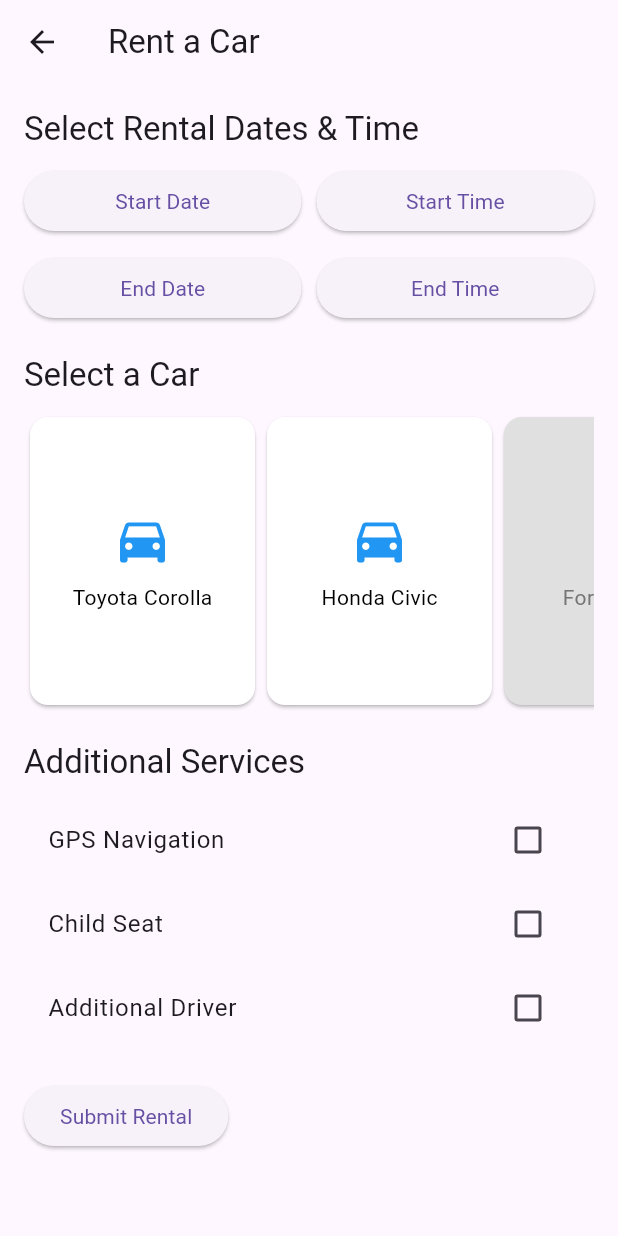
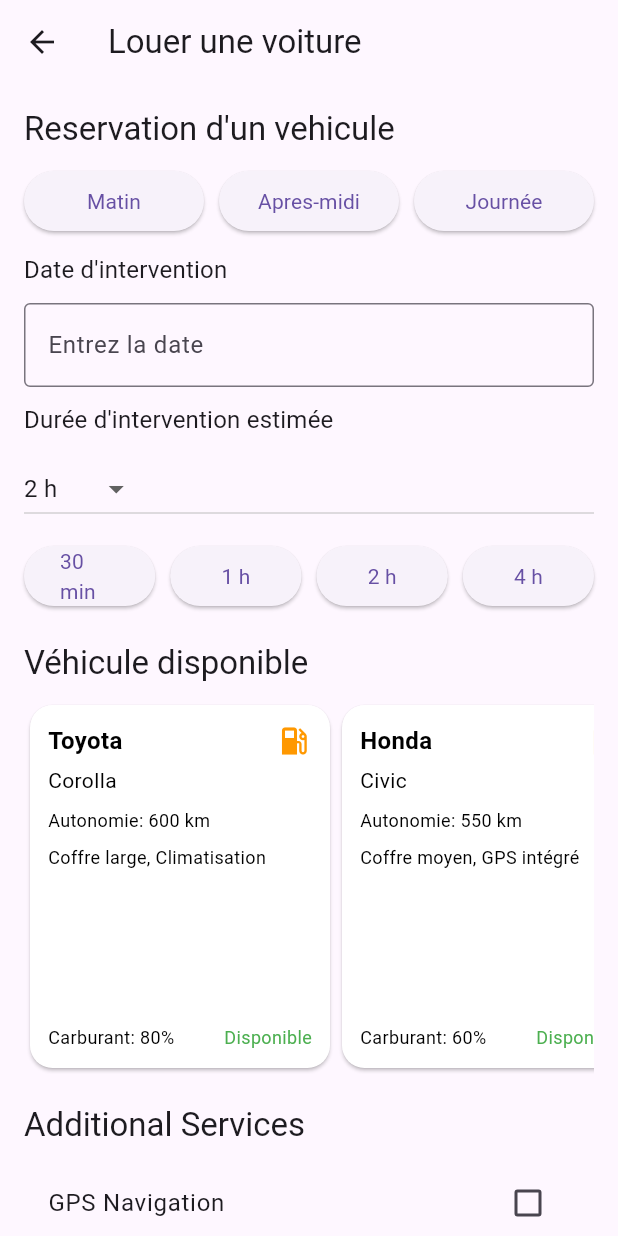
Before and after one commit to DonatFortini/Defi-EDF, a Flutter app: the RentalContent screen opened directly, on a phone screen of 412 x 824 dp. Run offline on Flutter 3.47's test engine with Material 3 defaults, Android fonts, the phone set to English and light mode, and no system bars; network calls fail.

Commit message:
Ajout de nouvelles fonctionnalités pour la sélection de voitures, y compris des détails améliorés sur les véhicules, mise à jour de l'interface utilisateur et ajout de méthodes pour gérer les intervalles de temps et les dates d'intervention.

```diff
--- a/frontend/mobile/lib/core/providers/rental_provider.dart
+++ b/frontend/mobile/lib/core/providers/rental_provider.dart
@@ -14,6 +14,8 @@
   TimeOfDay? get endTime => _endTime;
   String? get selectedCar => _selectedCar;
   List<String> get additionalServices => _additionalServices;
+
+  get interventionDuration => null;
 
   void setStartDate(DateTime date) {
     _startDate = date;
@@ -58,4 +60,10 @@
     _additionalServices = [];
     notifyListeners();
   }
+
+  void setTimeSlot(String s) {}
+
+  void setInterventionDate(String value) {}
+
+  void setInterventionDuration(String s) {}
 }
--- a/frontend/mobile/lib/layout/rental_content.dart
+++ b/frontend/mobile/lib/layout/rental_content.dart
@@ -13,7 +13,7 @@
     final rentalProvider = Provider.of<RentalProvider>(context);
 
     return Scaffold(
-      appBar: AppBar(title: const Text('Rent a Car')),
+      appBar: AppBar(title: const Text('Louer une voiture')),
       body: SingleChildScrollView(
         padding: const EdgeInsets.all(16.0),
         child: Column(
@@ -21,7 +21,10 @@
           children: [
             const RentalCalendarPicker(),
             const SizedBox(height: 20),
-            Text('Select a Car', style: Theme.of(context).textTheme.titleLarge),
+            Text(
+              'Véhicule disponible',
+              style: Theme.of(context).textTheme.titleLarge,
+            ),
             const SizedBox(height: 10),
             const RentalCarSelection(),
             const SizedBox(height: 20),
--- a/frontend/mobile/lib/widgets/rental/calendar_picker.dart
+++ b/frontend/mobile/lib/widgets/rental/calendar_picker.dart
@@ -13,7 +13,7 @@
       crossAxisAlignment: CrossAxisAlignment.start,
       children: [
         Text(
-          'Select Rental Dates & Time',
+          "Reservation d'un vehicule",
           style: Theme.of(context).textTheme.titleLarge,
         ),
         const SizedBox(height: 10),
@@ -21,87 +21,116 @@
           children: [
             Expanded(
               child: ElevatedButton(
-                onPressed: () async {
-                  final pickedDate = await showDatePicker(
-                    context: context,
-                    initialDate: rentalProvider.startDate ?? DateTime.now(),
-                    firstDate: DateTime.now(),
-                    lastDate: DateTime.now().add(const Duration(days: 365)),
-                  );
-                  if (pickedDate != null) {
-                    rentalProvider.setStartDate(pickedDate);
-                  }
+                onPressed: () {
+                  rentalProvider.setTimeSlot('Matin');
                 },
-                child: Text(
-                  rentalProvider.startDate != null
-                      ? '${rentalProvider.startDate!.toLocal()}'.split(' ')[0]
-                      : 'Start Date',
-                ),
+                child: const Text('Matin'),
               ),
             ),
             const SizedBox(width: 10),
             Expanded(
               child: ElevatedButton(
-                onPressed: () async {
-                  final pickedTime = await showTimePicker(
-                    context: context,
-                    initialTime: TimeOfDay.now(),
-                  );
-                  if (pickedTime != null) {
-                    rentalProvider.setStartTime(pickedTime);
-                  }
+                onPressed: () {
+                  rentalProvider.setTimeSlot('Apres-midi');
                 },
-                child: Text(
-                  rentalProvider.startTime != null
-                      ? rentalProvider.startTime!.format(context)
-                      : 'Start Time',
-                ),
+                child: const Text('Apres-midi'),
+              ),
+            ),
+            const SizedBox(width: 10),
+            Expanded(
+              child: ElevatedButton(
+                onPressed: () {
+                  rentalProvider.setTimeSlot('Journée');
+                },
+                child: const Text('Journée'),
               ),
             ),
           ],
+        ),
+        const SizedBox(height: 10),
+        Text(
+          "Date d'intervention",
+          style: Theme.of(context).textTheme.titleMedium,
+        ),
+        const SizedBox(height: 10),
+        TextField(
+          decoration: InputDecoration(
+            border: OutlineInputBorder(),
+            labelText: 'Entrez la date',
+            hintText: 'JJ/MM/AAAA',
+          ),
+          keyboardType: TextInputType.datetime,
+          onChanged: (value) {
+            rentalProvider.setInterventionDate(value);
+          },
+        ),
+        const SizedBox(height: 10),
+        Text(
+          "Durée d'intervention estimée",
+          style: Theme.of(context).textTheme.titleMedium,
+        ),
+        const SizedBox(height: 10),
+        SizedBox(
+          width: double.infinity,
+          child: DropdownButton<String>(
+            value: rentalProvider.interventionDuration ?? '2 h',
+            onChanged: (String? newValue) {
+              rentalProvider.setInterventionDuration(newValue!);
+            },
+            items:
+                <String>[
+                  '30 min',
+                  '1 h',
+                  '2 h',
+                  '3 h',
+                  '4 h',
+                  '5 h',
+                  '6 h',
+                  '7 h',
+                ].map<DropdownMenuItem<String>>((String value) {
+                  return DropdownMenuItem<String>(
+                    value: value,
+                    child: Text(value),
+                  );
+                }).toList(),
+          ),
         ),
         const SizedBox(height: 10),
         Row(
           children: [
             Expanded(
               child: ElevatedButton(
-                onPressed: () async {
-                  final pickedDate = await showDatePicker(
-                    context: context,
-                    initialDate:
-                        rentalProvider.endDate ??
-                        DateTime.now().add(const Duration(days: 1)),
-                    firstDate: rentalProvider.startDate ?? DateTime.now(),
-                    lastDate: DateTime.now().add(const Duration(days: 365)),
-                  );
-                  if (pickedDate != null) {
-                    rentalProvider.setEndDate(pickedDate);
-                  }
+                onPressed: () {
+                  rentalProvider.setInterventionDuration('30 min');
                 },
-                child: Text(
-                  rentalProvider.endDate != null
-                      ? '${rentalProvider.endDate!.toLocal()}'.split(' ')[0]
-                      : 'End Date',
-                ),
+                child: const Text('30 min'),
               ),
             ),
             const SizedBox(width: 10),
             Expanded(
               child: ElevatedButton(
-                onPressed: () async {
-                  final pickedTime = await showTimePicker(
-                    context: context,
-                    initialTime: TimeOfDay.now(),
-                  );
-                  if (pickedTime != null) {
-                    rentalProvider.setEndTime(pickedTime);
-                  }
+                onPressed: () {
+                  rentalProvider.setInterventionDuration('1 h');
                 },
-                child: Text(
-                  rentalProvider.endTime != null
-                      ? rentalProvider.endTime!.format(context)
-                      : 'End Time',
-                ),
+                child: const Text('1 h'),
+              ),
+            ),
+            const SizedBox(width: 10),
+            Expanded(
+              child: ElevatedButton(
+                onPressed: () {
+                  rentalProvider.setInterventionDuration('2 h');
+                },
+                child: const Text('2 h'),
+              ),
+            ),
+            const SizedBox(width: 10),
+            Expanded(
+              child: ElevatedButton(
+                onPressed: () {
+                  rentalProvider.setInterventionDuration('4 h');
+                },
+                child: const Text('4 h'),
               ),
             ),
           ],
--- a/frontend/mobile/lib/widgets/rental/car_selection.dart
+++ b/frontend/mobile/lib/widgets/rental/car_selection.dart
@@ -10,14 +10,46 @@
     final rentalProvider = Provider.of<RentalProvider>(context);
 
     final cars = [
-      {'name': 'Toyota Corolla', 'available': true},
-      {'name': 'Honda Civic', 'available': true},
-      {'name': 'Ford Focus', 'available': false},
-      {'name': 'Volkswagen Golf', 'available': true},
+      {
+        'brand': 'Toyota',
+        'model': 'Corolla',
+        'range': 600,
+        'details': 'Coffre large, Climatisation',
+        'isElectric': false,
+        'fuelLevel': 80,
+        'available': true,
+      },
+      {
+        'brand': 'Honda',
+        'model': 'Civic',
+        'range': 550,
+        'details': 'Coffre moyen, GPS intégré',
+        'isElectric': false,
+        'fuelLevel': 60,
+        'available': true,
+      },
+      {
+        'brand': 'Ford',
+        'model': 'Focus',
+        'range': 0,
+        'details': 'Coffre petit, Bluetooth',
+        'isElectric': true,
+        'batteryLevel': 50,
+        'available': false,
+      },
+      {
+        'brand': 'Volkswagen',
+        'model': 'Golf',
+        'range': 700,
+        'details': 'Coffre large, Sièges chauffants',
+        'isElectric': false,
+        'fuelLevel': 90,
+        'available': true,
+      },
     ];
 
     return SizedBox(
-      height: 200,
+      height: 250,
       child: ListView.builder(
         scrollDirection: Axis.horizontal,
         itemCount: cars.length,
@@ -26,30 +58,101 @@
           final isAvailable = car['available'] as bool;
 
           return Card(
+            shape: RoundedRectangleBorder(
+              borderRadius: BorderRadius.circular(15),
+            ),
             color: isAvailable ? Colors.white : Colors.grey[300],
             child: InkWell(
               onTap:
                   isAvailable
-                      ? () =>
-                          rentalProvider.setSelectedCar(car['name'] as String)
+                      ? () => rentalProvider.setSelectedCar(
+                        '${car['brand']} ${car['model']}',
+                      )
                       : null,
               child: Container(
-                width: 150,
+                width: 200,
                 padding: const EdgeInsets.all(12),
                 child: Column(
-                  mainAxisAlignment: MainAxisAlignment.center,
+                  crossAxisAlignment: CrossAxisAlignment.start,
                   children: [
-                    Icon(
-                      Icons.directions_car,
-                      size: 40,
-                      color: isAvailable ? Colors.blue : Colors.grey,
+                    Row(
+                      mainAxisAlignment: MainAxisAlignment.spaceBetween,
+                      children: [
+                        Text(
+                          car['brand'] as String,
+                          style: TextStyle(
+                            fontSize: 16,
+                            fontWeight: FontWeight.bold,
+                            color:
+                                isAvailable ? Colors.black : Colors.grey[600],
+                          ),
+                        ),
+                        if (car['isElectric'] as bool)
+                          Icon(
+                            Icons.battery_full,
+                            color: isAvailable ? Colors.green : Colors.grey,
+                          )
+                        else
+                          Icon(
+                            Icons.local_gas_station,
+                            color: isAvailable ? Colors.orange : Colors.grey,
+                          ),
+                      ],
+                    ),
+                    const SizedBox(height: 4),
+                    Text(
+                      car['model'] as String,
+                      style: TextStyle(
+                        fontSize: 14,
+                        color: isAvailable ? Colors.black : Colors.grey[600],
+                      ),
                     ),
                     const SizedBox(height: 8),
                     Text(
-                      car['name'] as String,
+                      'Autonomie: ${car['range']} km',
                       style: TextStyle(
+                        fontSize: 12,
                         color: isAvailable ? Colors.black : Colors.grey[600],
                       ),
+                    ),
+                    const SizedBox(height: 8),
+                    Text(
+                      car['details'] as String,
+                      style: TextStyle(
+                        fontSize: 12,
+                        color: isAvailable ? Colors.black : Colors.grey[600],
+                      ),
+                    ),
+                    const Spacer(),
+                    Row(
+                      mainAxisAlignment: MainAxisAlignment.spaceBetween,
+                      children: [
+                        if (car['isElectric'] as bool)
+                          Text(
+                            'Batterie: ${car['batteryLevel']}%',
+                            style: TextStyle(
+                              fontSize: 12,
+                              color:
+                                  isAvailable ? Colors.black : Colors.grey[600],
+                            ),
+                          )
+                        else
+                          Text(
+                            'Carburant: ${car['fuelLevel']}%',
+                            style: TextStyle(
+                              fontSize: 12,
+                              color:
+                                  isAvailable ? Colors.black : Colors.grey[600],
+                            ),
+                          ),
+                        Text(
+                          isAvailable ? 'Disponible' : 'Indisponible',
+                          style: TextStyle(
+                            fontSize: 12,
+                            color: isAvailable ? Colors.green : Colors.red,
+                          ),
+                        ),
+                      ],
                     ),
                   ],
                 ),
```
Also changed, not shown: 1 other file.
